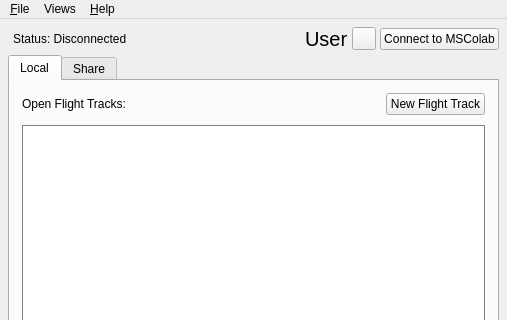
Qt form mslib/msui/ui/ui_mainwindow.ui (Open-MSS/MSS) before a commit; both pictures show x 0 to 507 and y 0 to 320 of the 507 by 736 pixel window.
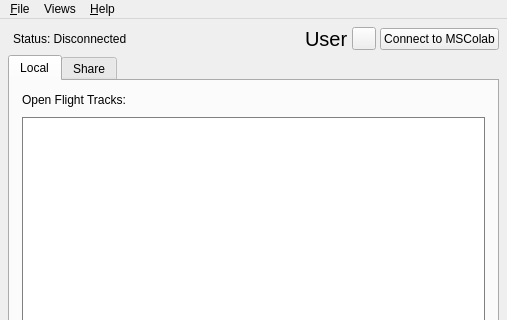
The same form after that commit.

```diff
--- a/mslib/msui/ui/ui_mainwindow.ui
+++ b/mslib/msui/ui/ui_mainwindow.ui
@@ -17,15 +17,9 @@
    </size>
   </property>
   <property name="windowTitle">
-   <string>MSSMainWindow</string>
-  </property>
-  <property name="styleSheet">
-   <string notr="true"/>
+   <string>Mission Support System</string>
   </property>
   <widget class="QWidget" name="centralwidget">
-   <property name="styleSheet">
-    <string notr="true"/>
-   </property>
    <layout class="QVBoxLayout" name="verticalLayout">
     <property name="spacing">
      <number>4</number>
@@ -103,9 +97,6 @@
        <number>0</number>
       </property>
       <widget class="QWidget" name="localTab">
-       <property name="autoFillBackground">
-        <bool>false</bool>
-       </property>
        <attribute name="title">
         <string>Local</string>
        </attribute>
@@ -133,9 +124,6 @@
           <property name="styleSheet">
            <string notr="true">border: 1px solid grey;</string>
           </property>
-          <property name="frameShadow">
-           <enum>QFrame::Sunken</enum>
-          </property>
          </widget>
         </item>
         <item row="0" column="0">
@@ -145,13 +133,6 @@
           </property>
          </widget>
         </item>
-        <item row="0" column="1" alignment="Qt::AlignRight">
-         <widget class="QPushButton" name="newFlightTrackBtn">
-          <property name="text">
-           <string>New Flight Track</string>
-          </property>
-         </widget>
-        </item>
        </layout>
       </widget>
       <widget class="QWidget" name="shareTab">
```
Left out of the diff: 84 changed lines with no effect on the pictures.
